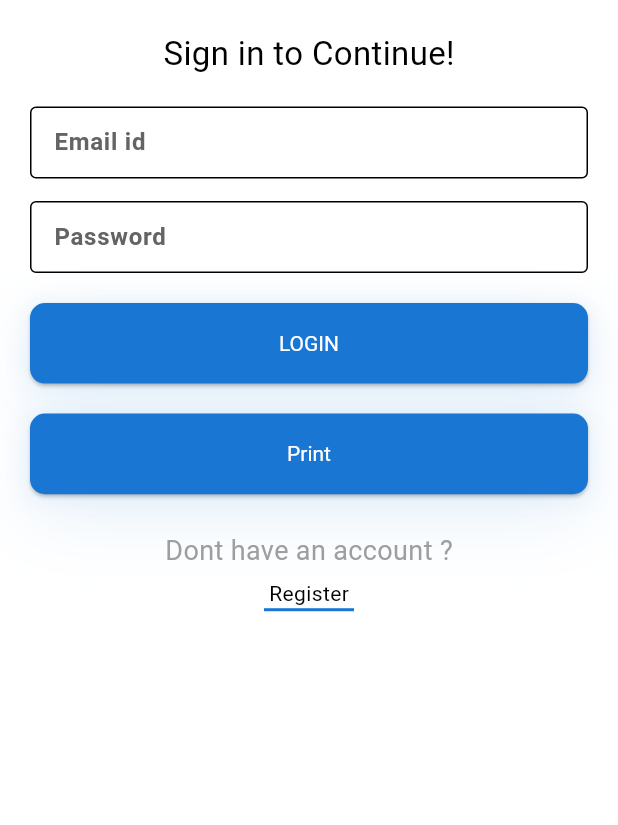
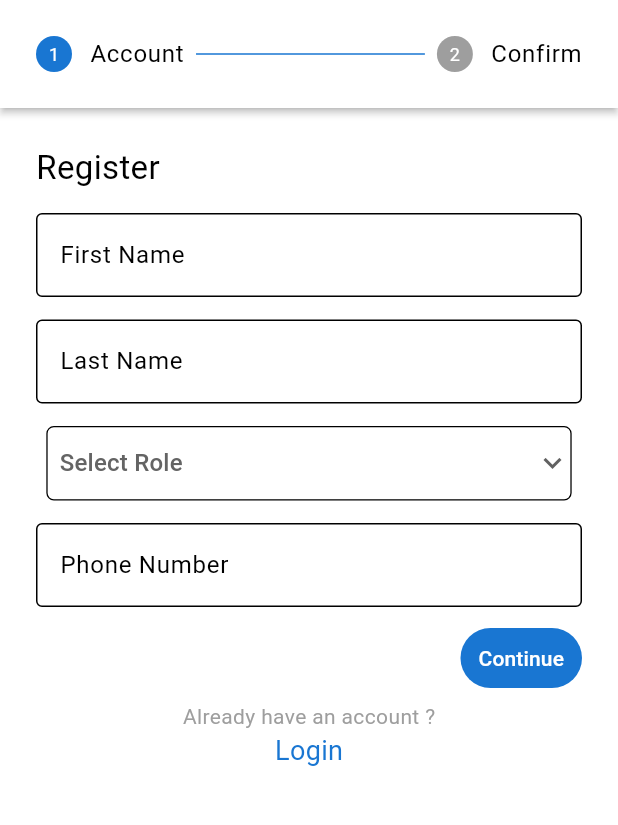
Before and after one commit to PiyushKhairnar53/task_management_app_flutter, a Flutter app: the screen it shows after launch, after a tap on "Register", on a phone screen of 412 x 824 dp, the part 84-909 px from its top. Run offline on Flutter 3.47's test engine with Material 3 defaults, Android fonts, the phone set to English and light mode, and no system bars; our stand-ins replace flutter_screenutil, font_awesome_flutter, get, get_storage; Roboto replaces fonts that are missing (Lato-Medium).

Commit message:
Register screen created, Stepper implemented

```diff
--- a/lib/app/common/values/strings.dart
+++ b/lib/app/common/values/strings.dart
@@ -45,13 +45,14 @@ abstract class Strings {
   static const String register = 'Register';
   static const String save = 'Save';
 
-  static const String username = "Email id";
+  static const String username = "Username";
   static const String firstName = "First Name";
   static const String lastName = "Last Name";
   static const String middleName = "Middle Name";
   static const String department = "Department";
   static const String location = "Location";
   static const String workPhone = "Work Phone";
+  static const String phoneNumber = "Phone Number";
   static const String salaryRevision = "Salary Revision Due on";
   static const String dateOfJoining = "Date of Joining";
   static const String bloodGroup = "Blood Group";
--- a/lib/app/modules/login/controllers/login_controller.dart
+++ b/lib/app/modules/login/controllers/login_controller.dart
@@ -48,6 +48,10 @@ class LoginController extends GetxController{
     Get.offAllNamed(Routes.HOME);
   }
 
+  void moveToRegister() {
+    Get.toNamed(Routes.REGISTER);
+  }
+
   @override
   void onReady() async {
     super.onReady();
--- a/lib/app/modules/login/views/login_view.dart
+++ b/lib/app/modules/login/views/login_view.dart
@@ -77,14 +77,14 @@ class LoginView extends GetView<LoginController> {
                       ),
                       const Text(
                         "Dont have an account ?",
-                        style: TextStyle(fontSize: 18.0, color: Colors.grey),
+                        style: TextStyle(fontSize: 16.0, color: Colors.grey),
                       ),
                       const SizedBox(
                         height: 5.0,
                       ),
                       InkWell(
                           onTap: () {
-                            // controller.moveToRegister();
+                            controller.moveToRegister();
                           },
                           child: const CustomText('Register')),
                       Container(
--- /dev/null
+++ b/lib/app/modules/register/bindings/register_binding.dart
@@ -0,0 +1,8 @@
+import '../../../../imports.dart';
+
+class RegisterBinding extends Bindings{
+  @override
+  void dependencies() {
+    Get.lazyPut<RegisterController>(() => RegisterController());
+  }
+}
--- /dev/null
+++ b/lib/app/modules/register/controllers/register_controller.dart
@@ -0,0 +1,257 @@
+import '../../../../imports.dart';
+
+class RegisterController extends GetxController{
+
+  final GlobalKey<FormState> registerFormKey1 = GlobalKey<FormState>();
+  final GlobalKey<FormState> registerFormKey2 = GlobalKey<FormState>();
+
+  var username = "";
+  var firstName = "";
+  var lastName = "";
+  var userRole = "";
+  var phoneNumber = "";
+  var userName = "";
+  var email = "";
+  var password = "";
+  var confirmPassword = "";
+  var hidePassword = true.obs;
+  var hideCPassword = true.obs;
+
+
+  RxInt activeCurrentStep = 0.obs;
+
+  RxString dropdownValue = 'Select Role'.obs;
+  var userRoles = [
+    'Select Role',
+    'Manager',
+    'Developer',
+  ];
+
+  List<Step> stepList() => [
+    Step(
+        state: activeCurrentStep.value <= 0 ? StepState.indexed : StepState.complete,
+        isActive: activeCurrentStep.value >= 0,
+        title: const Text('Account'),
+        content: SingleChildScrollView(
+          child: Form(
+            key: registerFormKey1,
+            autovalidateMode: AutovalidateMode.onUserInteraction,
+            child: Column(
+              crossAxisAlignment: CrossAxisAlignment.start,
+              children: [
+                const Text(
+                  "Register",
+                  style: TextStyle(fontSize: 22.0, color: AppColors
+                      .black),
+                ),
+                const SizedBox(
+                  height: 15.0,
+                ),
+                CustomTextFieldWidget(
+                  addHint: true,
+                  hintText: Strings.firstName,
+                  keyboardType: TextInputType.text,
+                  maxLines: 1,
+                  validator: Validators.validateEmpty,
+                  border: const OutlineInputBorder(),
+                  onSaved: (value) {
+                    firstName = value!;
+                  },
+                ),
+                const SizedBox(height: 15.0),
+                CustomTextFieldWidget(
+                  addHint: true,
+                  keyboardType: TextInputType.text,
+                  hintText: Strings.lastName,
+                  border: const OutlineInputBorder(),
+                  validator: Validators.validateEmpty,
+                  maxLines: 1,
+                  onSaved: (value) {
+                    lastName = value!;
+                  },
+                ),
+                const SizedBox(height: 15.0),
+                Row(
+                  mainAxisAlignment: MainAxisAlignment.center,
+                  children: [
+                    Obx( ()=> Container(
+                      width: MediaQuery.of(Get.context as BuildContext).size.width*0.85,
+                      decoration: BoxDecoration(
+                        borderRadius: BorderRadius.circular(5.0),
+                        border: Border.all(
+                            color: Colors.black, style: BorderStyle.solid, width: 0.85),
+                      ),
+                      child: DropdownButtonHideUnderline(
+                        child: DropdownButton<String>(
+                            hint: const Text("Select Role"),
+                            // Initial Value
+                            value: dropdownValue.value,
+                            // Down Arrow Icon
+                            icon: const Icon(Icons.keyboard_arrow_down),
+                            // Array list of items
+                            items: userRoles.map<DropdownMenuItem<String>>((String items) {
+                              return DropdownMenuItem<String>(
+                                value: items,
+                                child: Padding(
+                                  padding: const EdgeInsets.only(left: 8.0),
+                                  child: Text(items,style: TextStyle(color: items == "Select Role"? AppColors.doveGray : AppColors.black),),
+                                ),
+                              );
+                            }).toList(),
+                            onChanged: (String? newValue) {
+                                dropdownValue.value = newValue!;
+                                update();
+                            },
+                          ),
+                      ),
+                    ),
+                    ),
+                  ],
+                ),
+                const SizedBox(height: 15.0),
+                CustomTextFieldWidget(
+                  addHint: true,
+                  keyboardType: TextInputType.text,
+                  hintText: Strings.phoneNumber,
+                  border: const OutlineInputBorder(),
+                  maxLines: 1,
+                  onSaved: (value) {
+                    phoneNumber = value!;
+                  },
+                ),
+              ],
+            ),
+          ),
+        )
+    ),
+    Step(
+        state:
+        activeCurrentStep.value <= 1 ? StepState.indexed : StepState.complete,
+        isActive: activeCurrentStep.value >= 1,
+        title: const Text('Confirm'),
+        content: SingleChildScrollView(
+          child: Form(
+            key: registerFormKey2,
+            child: Column(
+              children: [
+                CustomTextFieldWidget(
+                  addHint: true,
+                  hintText: Strings.username,
+                  keyboardType: TextInputType.text,
+                  maxLines: 1,
+                  validator: Validators.validateEmpty,
+                  border: const OutlineInputBorder(),
+                  onSaved: (value) {
+                    username = value!;
+                  },
+                ),
+                SizedBox(height: 15),
+                CustomTextFieldWidget(
+                  addHint: true,
+                  hintText: Strings.emailAddress,
+                  keyboardType: TextInputType.emailAddress,
+                  validator: Validators.validateEmail,
+                  border: const OutlineInputBorder(),
+                  onSaved: (value) {
+                    email = value!;
+                  },
+                ),
+                SizedBox(height: 15),
+                Obx(
+                    () => CustomTextFieldWidget(
+                      addHint: true,
+                      hintText: Strings.password,
+                      border: OutlineInputBorder(),
+                      isPassword: hidePassword.value,
+                      maxLines: 1,
+                      validator: Validators.validateRegisterPassword,
+                      onSaved: (value) {
+                        password = value!;
+                      },
+                      onChanged: (value) {
+                        password = value!;
+                      },
+                      suffixIcon: InkWell(
+                        onTap: () {
+                          hidePassword.value =
+                          !hidePassword.value;
+                        },
+                        child: Icon(
+                          hidePassword.value
+                              ? Icons.visibility
+                              : Icons.visibility_off,
+                        ),
+                    ),
+                  ),
+                ),
+                SizedBox(height: 15),
+                Obx(
+                  () => CustomTextFieldWidget(
+                    addHint: true,
+                    hintText: Strings.confirmPassword,
+                    border: OutlineInputBorder(),
+                    isPassword: hideCPassword.value,
+                    maxLines: 1,
+                    validator: (confirmPassword) {
+                      return Validators.validateRegisterConfirmPassword(
+                          password, confirmPassword);
+                    },
+                    onSaved: (value) {
+                      confirmPassword = value!;
+                    },
+                    suffixIcon: InkWell(
+                      onTap: () {
+                        hideCPassword.value =
+                        !hideCPassword.value;
+                      },
+                      child: Icon(
+                        hideCPassword.value
+                            ? Icons.visibility
+                            : Icons.visibility_off,
+                      ),
+                    ),
+                  ),
+                ),
+                SizedBox(height: 15),
+                const Column(
+                  crossAxisAlignment: CrossAxisAlignment.start,
+                  children: [
+                    Text(
+                      "Password must be",
+                      style: TextStyle(
+                          fontStyle: FontStyle.italic,
+                          fontWeight: FontWeight.w600),
+                    ),
+                    Text("* At least 6 characters."),
+                    Text("* At least one non alphanumeric character."),
+                    Text("* At least one lowercase ('a'-'z')."),
+                    Text("* At least one uppercase ('A'-'Z')."),
+                    Text("* At least one digit ('0'-'9').")
+                  ],
+                ),
+              ],
+            ),
+          ),
+        )
+    ),
+  ];
+
+  void onStepContinue(){
+    if (activeCurrentStep.value < (stepList().length - 1)) {
+      activeCurrentStep.value += 1;
+    }
+  }
+
+  void onStepPrevious() {
+    if (activeCurrentStep.value == 0) {
+      return;
+    }
+    activeCurrentStep.value -= 1;
+  }
+
+  void moveToLogin(){
+    Get.offAllNamed(Routes.LOGIN);
+  }
+
+
+}
--- /dev/null
+++ b/lib/app/modules/register/views/register_view.dart
@@ -0,0 +1,114 @@
+import '../../../../imports.dart';
+
+class RegisterView extends GetView<RegisterController>{
+  const RegisterView({super.key});
+
+  @override
+  Widget build(BuildContext context) {
+    // TODO: implement build
+    return Scaffold(
+      backgroundColor: AppColors.white,
+      appBar: AppBar(
+        automaticallyImplyLeading: false,
+        titleSpacing: 0,
+        title: const Center(
+            child: Row(
+              mainAxisAlignment: MainAxisAlignment.center,
+              children: [
+                FaIcon(FontAwesomeIcons.solidCircleCheck,color: AppColors.white,),
+                SizedBox(width: 10,),
+                Text("Task Manager",style: TextStyle(color: AppColors.white),),
+              ],
+            )
+        ),
+      ),
+      body: Theme(
+        data: ThemeData(
+          canvasColor: Colors.white,
+          colorScheme: Theme.of(context).colorScheme.copyWith(
+            primary: AppColors.kPrimaryColor,
+            secondary: AppColors.doveGray,
+          ),
+        ),
+        child: Obx( () {
+          return Stepper(
+            currentStep: controller.activeCurrentStep.value,
+            type: StepperType.horizontal,
+            steps: controller.stepList(),
+            controlsBuilder: (context, _) {
+              return Column(
+                children: [
+                  const SizedBox(height: 10,),
+                  Row(
+                    mainAxisAlignment: MainAxisAlignment.spaceBetween,
+                    children: <Widget>[
+                      Obx( ()=> controller.activeCurrentStep>0 ?
+                        TextButton(
+                          style: TextButton.styleFrom(backgroundColor: AppColors.kPrimaryColor),
+                          onPressed: () {
+                            controller.onStepPrevious();
+                          },
+                          child: const Text(
+                            'Previous',
+                            style:
+                            TextStyle(color: AppColors.white),
+                          ),
+                        ) : const SizedBox(width: 10,)
+                      ),
+                      TextButton(
+                        style: TextButton.styleFrom(backgroundColor: AppColors.kPrimaryColor),
+                        onPressed: () {
+                          controller.onStepContinue();
+                        },
+                        child: const Text(
+                          'Continue',
+                          style:
+                          TextStyle(color: AppColors.white),
+                        ),
+                      ),
+                    ],
+                  ),
+                  const SizedBox(
+                    height: 5.0,
+                  ),
+                  Column(
+                    children: [
+                      const Text(
+                        "Already have an account ?",
+                        style: TextStyle(fontSize: 14.0, color: Colors.grey),
+                      ),
+                      InkWell(
+                          onTap: () {
+                            controller.moveToLogin();
+                          },
+                          child: const Text("Login",style: TextStyle(color: AppColors.kPrimaryColor,fontSize: 18.0),)
+                      ),
+                    ],
+                  )
+                ],
+              );
+            },
+            // onStepContinue: () {
+            //   if (controller.activeCurrentStep.value < (controller
+            //       .stepList()
+            //       .length - 1)) {
+            //     controller.activeCurrentStep.value += 1;
+            //   }
+            // },
+            // onStepCancel: () {
+            //   if (controller.activeCurrentStep.value == 0) {
+            //     return;
+            //   }
+            //   controller.activeCurrentStep.value -= 1;
+            // },
+
+            onStepTapped: (int index) {
+              controller.activeCurrentStep.value = index;
+            },
+          );
+        }
+        ),
+      )
+    );
+  }
+}
--- a/lib/app/routes/app_pages.dart
+++ b/lib/app/routes/app_pages.dart
@@ -1,5 +1,3 @@
-import 'package:task_management_app/app/modules/home/bindings/home_binding.dart';
-import 'package:task_management_app/app/modules/home/views/home_view.dart';
 import 'package:task_management_app/imports.dart';
 
 part 'app_routes.dart';
@@ -18,6 +16,11 @@ abstract class AppPages{
       page: ()=> const HomeView(),
       binding: HomeBinding(),
     ),
+    GetPage(
+      name: _Paths.REGISTER,
+      page: ()=> RegisterView(),
+      binding: RegisterBinding(),
+    ),
   ];
 
 }
--- a/lib/app/routes/app_routes.dart
+++ b/lib/app/routes/app_routes.dart
@@ -3,9 +3,11 @@ part of 'app_pages.dart';
 abstract class Routes{
   static const LOGIN = _Paths.LOGIN;
   static const HOME = _Paths.HOME;
+  static const REGISTER = _Paths.REGISTER;
 }
 
 abstract class _Paths{
   static const LOGIN = '/login';
   static const HOME = '/home';
+  static const REGISTER = '/register';
 }
--- a/lib/imports.dart
+++ b/lib/imports.dart
@@ -48,6 +48,13 @@ export 'package:task_management_app/app/data/models/login_request.dart';
 
 //Home
 export 'package:task_management_app/app/modules/home/controllers/home_controller.dart';
+export 'package:task_management_app/app/modules/home/bindings/home_binding.dart';
+export 'package:task_management_app/app/modules/home/views/home_view.dart';
+
+//Register
+export 'package:task_management_app/app/modules/register/controllers/register_controller.dart';
+export 'package:task_management_app/app/modules/register/bindings/register_binding.dart';
+export 'package:task_management_app/app/modules/register/views/register_view.dart';
 
 //api
 export 'package:get/get_connect/http/src/response/response.dart';
```
